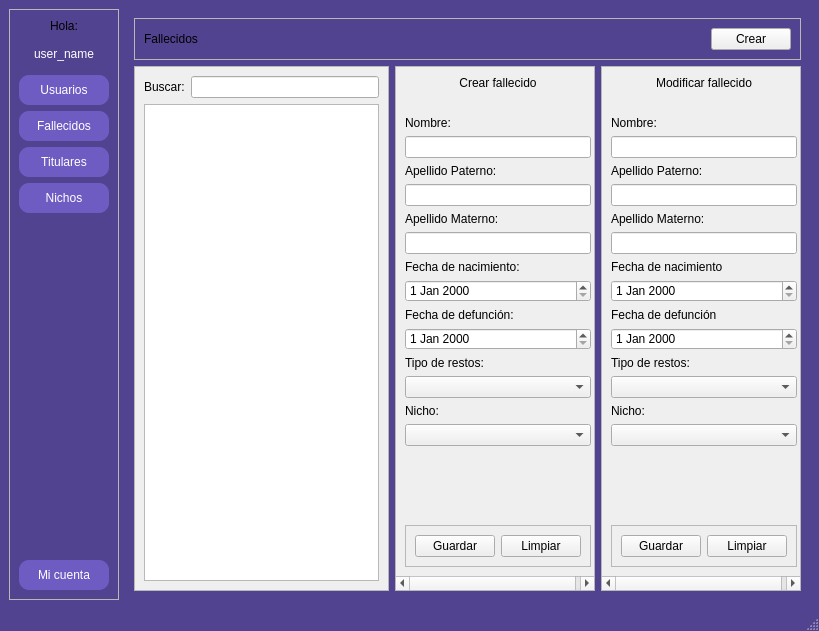
Before: the Qt Designer form niches/view/ui/main_window.ui in degorck/enduring-chambers, drawn with Qt 5.
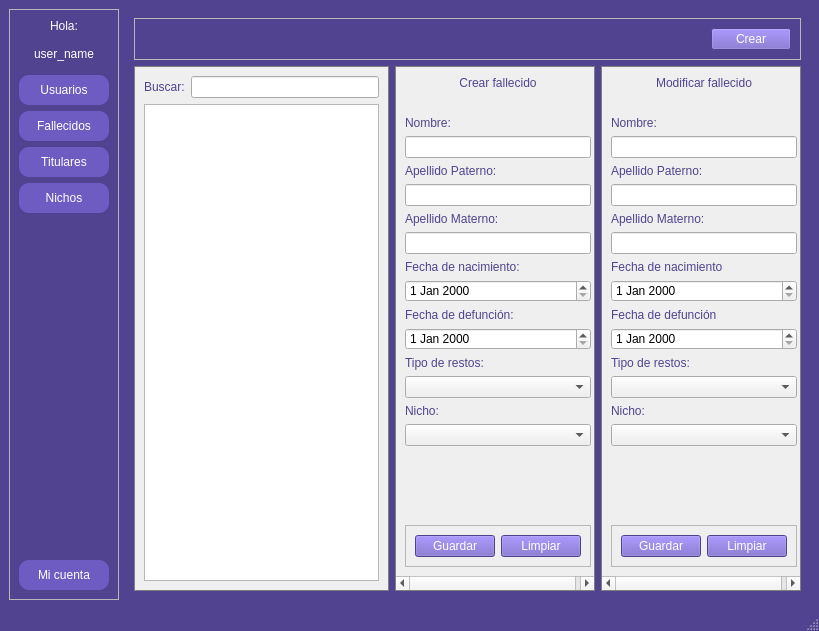
After: the same form once the commit is applied. The open tabs and pages were chosen to show the change. Icons and pictures are not drawn.

Patch:
```diff
--- a/niches/view/ui/main_window.ui
+++ b/niches/view/ui/main_window.ui
@@ -22,6 +22,45 @@
   <property name="styleSheet">
    <string notr="true">QMainWindow{
 	background-color: rgb(81, 67, 143)
+}
+
+QScrollArea {
+    background-color: lightgray;
+    border: 1px solid gray;
+}
+
+QScrollBar:vertical {
+    border: 1px solid gray;
+    background: lightgray;
+    width: 10px;
+    margin: 0px 0px 0px 0px;
+}
+
+QScrollBar::handle:vertical {
+    background: gray;
+    min-height: 20px;
+}
+
+QPushButton{
+	background-color:rgb(111, 92, 195);
+	color: rgb(255, 255, 255);
+}
+QPushButton:hover{
+	background-color: rgb(125, 108, 201);
+	color: rgb(255, 255, 255);
+}
+QPushButton:checked{
+	background-color:rgb(81, 67, 143);
+	color: rgb(255, 255, 255);
+}
+QFrame{
+	background_color: rgb(141, 117, 249)
+}
+QFrame{
+	background_color: rgb(141, 117, 249)
+}
+QLabel{
+	color: rgb(81, 67, 143);
 }</string>
   </property>
   <property name="unifiedTitleAndToolBarOnMac">
@@ -62,8 +101,32 @@
 	padding: 8px 8px;
 	border-radius: 10px;
 }
-QFrame#frame_lateral_window{
+QFrame{
 	background_color: rgb(141, 117, 249)
+}
+QPushButton{
+	background-color:rgb(111, 92, 195);
+	color: rgb(255, 255, 255);
+	padding: 8px 8px;
+	border-radius: 10px;
+}
+QPushButton:hover{
+	background-color: rgb(125, 108, 201);
+	color: rgb(255, 255, 255);
+	padding: 8px 8px;
+	border-radius: 10px;
+}
+QPushButton:checked{
+	background-color:rgb(81, 67, 143);
+	color: rgb(255, 255, 255);
+	padding: 8px 8px;
+	border-radius: 10px;
+}
+QFrame{
+	background_color: rgb(141, 117, 249)
+}
+QLabel{
+	color: rgb(255, 255, 255);
 }</string>
       </property>
       <property name="frameShape">
@@ -797,38 +860,6 @@
           </layout>
          </widget>
         </item>
-        <item row="1" column="0">
-         <widget class="QScrollArea" name="scrollArea_10">
-          <property name="widgetResizable">
-           <bool>true</bool>
-          </property>
-          <widget class="QWidget" name="scrollAreaWidgetContents_20">
-           <property name="geometry">
-            <rect>
-             <x>0</x>
-             <y>0</y>
-             <width>253</width>
-             <height>500</height>
-            </rect>
-           </property>
-           <layout class="QFormLayout" name="formLayout_11">
-            <item row="0" column="1">
-             <widget class="QLineEdit" name="lineEdit_13"/>
-            </item>
-            <item row="0" column="0">
-             <widget class="QLabel" name="label_7">
-              <property name="text">
-               <string>Buscar:</string>
-              </property>
-             </widget>
-            </item>
-            <item row="1" column="0" colspan="2">
-             <widget class="QTableView" name="tableView_4"/>
-            </item>
-           </layout>
-          </widget>
-         </widget>
-        </item>
         <item row="1" column="1">
          <widget class="QScrollArea" name="scrollArea_12">
           <property name="minimumSize">
@@ -1155,6 +1186,38 @@
           </widget>
          </widget>
         </item>
+        <item row="1" column="0">
+         <widget class="QScrollArea" name="scrollArea_10">
+          <property name="widgetResizable">
+           <bool>true</bool>
+          </property>
+          <widget class="QWidget" name="scrollAreaWidgetContents_20">
+           <property name="geometry">
+            <rect>
+             <x>0</x>
+             <y>0</y>
+             <width>253</width>
+             <height>500</height>
+            </rect>
+           </property>
+           <layout class="QGridLayout" name="gridLayout_7">
+            <item row="0" column="0">
+             <widget class="QLabel" name="label_7">
+              <property name="text">
+               <string>Buscar:</string>
+              </property>
+             </widget>
+            </item>
+            <item row="0" column="1">
+             <widget class="QLineEdit" name="lineEdit_13"/>
+            </item>
+            <item row="1" column="0" colspan="2">
+             <widget class="QTableView" name="tableView_4"/>
+            </item>
+           </layout>
+          </widget>
+         </widget>
+        </item>
        </layout>
       </widget>
       <widget class="QWidget" name="holders">
```
Left out of the diff: 13 changed lines with no effect on the pictures.
